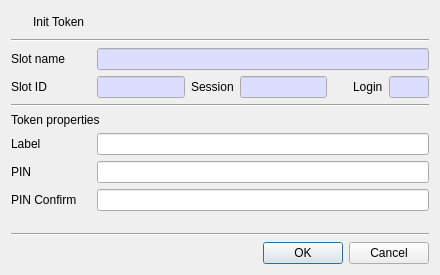
Old version of the form CryptokiMan/init_token_dlg.ui in the repository jykim74/CryptokiMan.
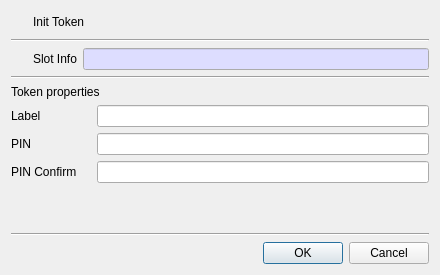
New version of the form. Icons and pictures are not drawn.

What changed in the file:
```diff
--- a/CryptokiMan/init_token_dlg.ui
+++ b/CryptokiMan/init_token_dlg.ui
@@ -63,21 +63,8 @@
      <property name="topMargin">
       <number>0</number>
      </property>
-     <item row="0" column="0">
-      <widget class="QLabel" name="label">
-       <property name="minimumSize">
-        <size>
-         <width>80</width>
-         <height>0</height>
-        </size>
-       </property>
-       <property name="text">
-        <string>Slot name</string>
-       </property>
-      </widget>
-     </item>
-     <item row="0" column="1">
-      <widget class="QLineEdit" name="mSlotNameText">
+     <item row="0" column="2">
+      <widget class="QLineEdit" name="mSlotInfoText">
        <property name="minimumSize">
         <size>
          <width>300</width>
@@ -116,209 +103,45 @@
        </property>
       </widget>
      </item>
-    </layout>
-   </item>
-   <item>
-    <layout class="QGridLayout" name="gridLayout_2">
-     <property name="topMargin">
-      <number>0</number>
-     </property>
-     <item row="0" column="0">
-      <widget class="QLabel" name="label_3">
+     <item row="0" column="1">
+      <widget class="QLabel" name="label">
        <property name="minimumSize">
         <size>
-         <width>80</width>
+         <width>0</width>
          <height>0</height>
         </size>
        </property>
        <property name="text">
-        <string>Slot ID</string>
+        <string>Slot Info</string>
        </property>
       </widget>
      </item>
-     <item row="0" column="2">
-      <widget class="QLabel" name="label_4">
-       <property name="text">
-        <string>Session</string>
-       </property>
-      </widget>
-     </item>
-     <item row="0" column="6">
-      <widget class="QLineEdit" name="mLoginText">
+     <item row="0" column="0">
+      <widget class="QPushButton" name="mSlotBtn">
        <property name="minimumSize">
         <size>
-         <width>40</width>
+         <width>16</width>
          <height>0</height>
         </size>
        </property>
        <property name="maximumSize">
         <size>
-         <width>40</width>
+         <width>16</width>
          <height>16777215</height>
         </size>
        </property>
-       <property name="palette">
-        <palette>
-         <active>
-          <colorrole role="Base">
-           <brush brushstyle="SolidPattern">
-            <color alpha="255">
-             <red>221</red>
-             <green>221</green>
-             <blue>255</blue>
-            </color>
-           </brush>
-          </colorrole>
-         </active>
-         <inactive>
-          <colorrole role="Base">
-           <brush brushstyle="SolidPattern">
-            <color alpha="255">
-             <red>221</red>
-             <green>221</green>
-             <blue>255</blue>
-            </color>
-           </brush>
-          </colorrole>
-         </inactive>
-         <disabled>
-          <colorrole role="Base">
-           <brush brushstyle="SolidPattern">
-            <color alpha="255">
-             <red>240</red>
-             <green>240</green>
-             <blue>240</blue>
-            </color>
-           </brush>
-          </colorrole>
-         </disabled>
-        </palette>
-       </property>
-       <property name="readOnly">
-        <bool>true</bool>
-       </property>
-      </widget>
-     </item>
-     <item row="0" column="1">
-      <widget class="QLineEdit" name="mSlotIDText">
-       <property name="minimumSize">
-        <size>
-         <width>80</width>
-         <height>0</height>
-        </size>
-       </property>
-       <property name="palette">
-        <palette>
-         <active>
-          <colorrole role="Base">
-           <brush brushstyle="SolidPattern">
-            <color alpha="255">
-             <red>221</red>
-             <green>221</green>
-             <blue>255</blue>
-            </color>
-           </brush>
-          </colorrole>
-         </active>
-         <inactive>
-          <colorrole role="Base">
-           <brush brushstyle="SolidPattern">
-            <color alpha="255">
-             <red>221</red>
-             <green>221</green>
-             <blue>255</blue>
-            </color>
-           </brush>
-          </colorrole>
-         </inactive>
-         <disabled>
-          <colorrole role="Base">
-           <brush brushstyle="SolidPattern">
-            <color alpha="255">
-             <red>240</red>
-             <green>240</green>
-             <blue>240</blue>
-            </color>
-           </brush>
-          </colorrole>
-         </disabled>
-        </palette>
-       </property>
-       <property name="readOnly">
-        <bool>true</bool>
-       </property>
-      </widget>
-     </item>
-     <item row="0" column="3">
-      <widget class="QLineEdit" name="mSessionText">
-       <property name="minimumSize">
-        <size>
-         <width>80</width>
-         <height>0</height>
-        </size>
-       </property>
-       <property name="palette">
-        <palette>
-         <active>
-          <colorrole role="Base">
-           <brush brushstyle="SolidPattern">
-            <color alpha="255">
-             <red>221</red>
-             <green>221</green>
-             <blue>255</blue>
-            </color>
-           </brush>
-          </colorrole>
-         </active>
-         <inactive>
-          <colorrole role="Base">
-           <brush brushstyle="SolidPattern">
-            <color alpha="255">
-             <red>221</red>
-             <green>221</green>
-             <blue>255</blue>
-            </color>
-           </brush>
-          </colorrole>
-         </inactive>
-         <disabled>
-          <colorrole role="Base">
-           <brush brushstyle="SolidPattern">
-            <color alpha="255">
-             <red>240</red>
-             <green>240</green>
-             <blue>240</blue>
-            </color>
-           </brush>
-          </colorrole>
-         </disabled>
-        </palette>
-       </property>
-       <property name="readOnly">
-        <bool>true</bool>
-       </property>
-      </widget>
-     </item>
-     <item row="0" column="5">
-      <widget class="QLabel" name="label_5">
        <property name="text">
-        <string>Login</string>
+        <string/>
+       </property>
+       <property name="icon">
+        <iconset resource="cryptokiman.qrc">
+         <normaloff>:/images/slot.png</normaloff>:/images/slot.png</iconset>
+       </property>
+       <property name="flat">
+        <bool>true</bool>
        </property>
       </widget>
      </item>
-     <item row="0" column="4">
-      <spacer name="horizontalSpacer">
-       <property name="orientation">
-        <enum>Qt::Horizontal</enum>
-       </property>
-       <property name="sizeHint" stdset="0">
-        <size>
-         <width>40</width>
-         <height>20</height>
-        </size>
-       </property>
-      </spacer>
-     </item>
     </layout>
    </item>
    <item>
```
Left out of the diff: 5 changed lines with no effect on the pictures.
